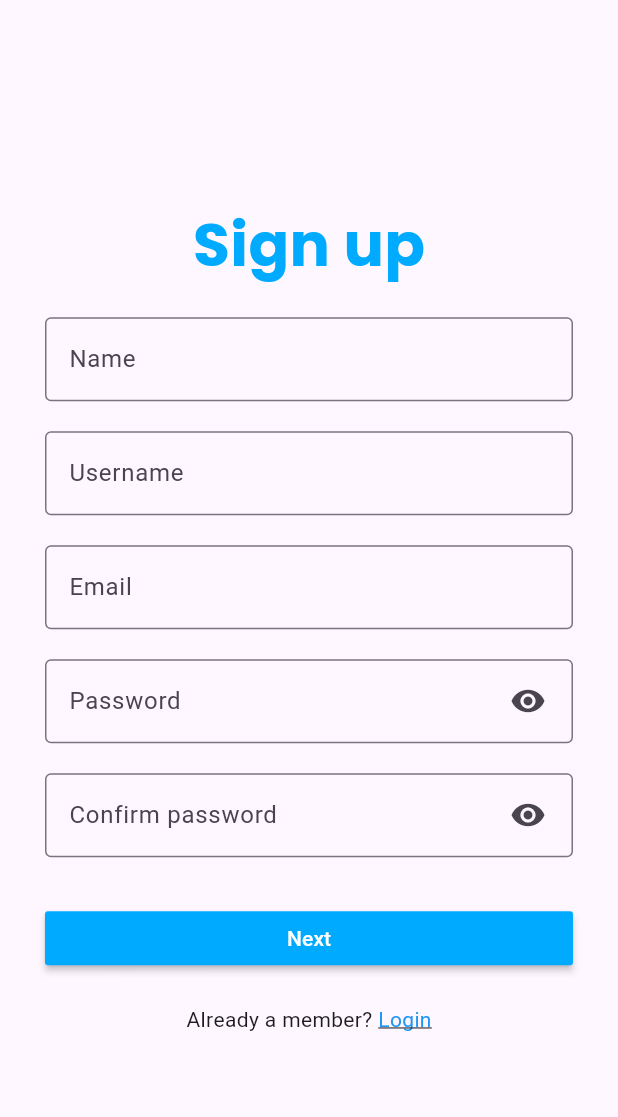
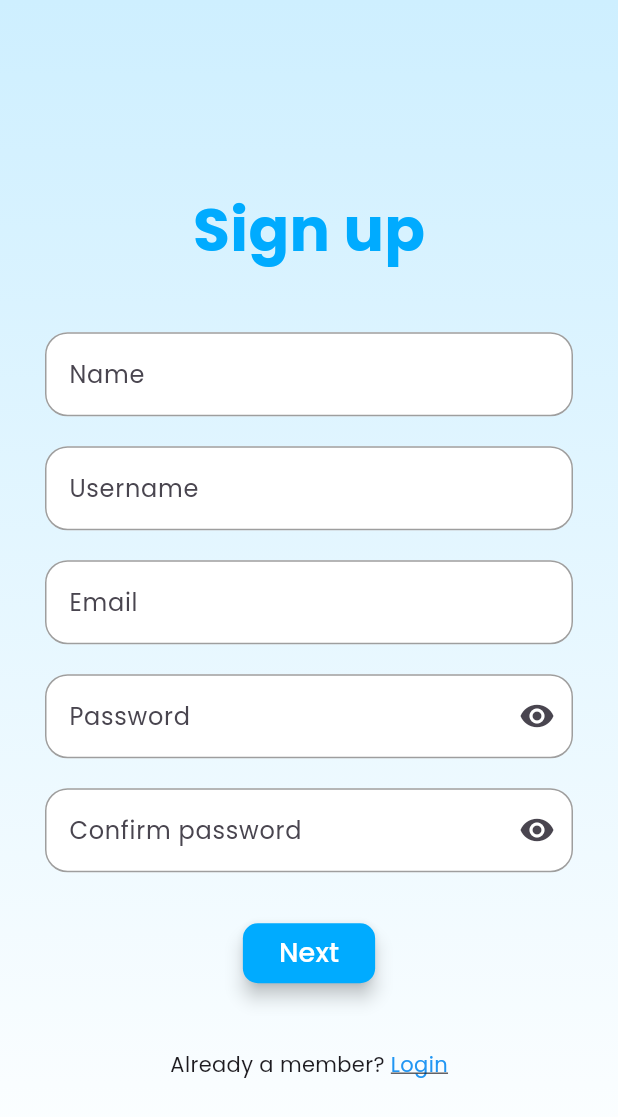
Before and after one commit to BMR81/CS1635-Dish-It-Out-App, a Flutter app: the screen it shows after launch, after a tap on "Login", after a tap on "Sign up", on a phone screen of 412 x 824 dp. Shown: the top 1117 px of the screen. Run offline on Flutter 3.47's test engine with Material 3 defaults, Android fonts, the phone set to English and light mode, and no system bars; our stand-ins replace email_validator, hexcolor, simple_shadow.

Commit message:
updated sign up view

```diff
--- a/lib/view/signup_view.dart
+++ b/lib/view/signup_view.dart
@@ -3,14 +3,13 @@ import 'package:flutter/material.dart';
 import 'package:hexcolor/hexcolor.dart';
 
 class SignupView extends StatefulWidget {
-  const SignupView({Key? key}) : super(key : key);
+  const SignupView({Key? key}) : super(key: key);
 
   @override
   _MySignupState createState() => _MySignupState();
 }
 
 class _MySignupState extends State<SignupView> {
-
   final _passwordcontroller = TextEditingController();
   final _confirmpasswordcontroller = TextEditingController();
   final _formKey = GlobalKey<FormState>();
@@ -19,23 +18,43 @@ class _MySignupState extends State<SignupView> {
   var _confirmPasswordIsObscured = true;
 
   @override
-  Widget build(BuildContext context){
+  Widget build(BuildContext context) {
     return MaterialApp(
+      theme: ThemeData(fontFamily: "Poppins"),
       home: Scaffold(
-        body: Column(
+        resizeToAvoidBottomInset: true,
+        body: Stack(
+          children: [
+            Container(
+              decoration: const BoxDecoration(
+                gradient: LinearGradient(
+                  begin: Alignment.topCenter,
+                  end: Alignment.bottomCenter,
+                  colors: [
+                    Color(0xFFCEEFFF),
+                    Colors.white,
+                  ],
+                ),
+              ),
+            ),
+            // Sign up content
+            Center(
+              child: SingleChildScrollView(
+                child: Column(
                   mainAxisAlignment: MainAxisAlignment.center,
                   crossAxisAlignment: CrossAxisAlignment.center,
                   children: [
+                    const SizedBox(height: 20),
                     Text(
                       'Sign up',
                       style: TextStyle(
                         fontFamily: "Poppins",
                         fontSize: 40,
                         color: HexColor('#00abff'),
-                  fontWeight: FontWeight.bold
+                        fontWeight: FontWeight.bold,
                       ),
                     ),
-
+                    const SizedBox(height: 20),
                     Padding(
                       padding: const EdgeInsets.fromLTRB(30, 20, 30, 20),
                       child: Form(
@@ -44,146 +63,182 @@ class _MySignupState extends State<SignupView> {
                           children: [
                             TextFormField(
                               keyboardType: TextInputType.text,
-                      decoration: InputDecoration(
-                        labelText: 'Name',
-                        hintText: 'Enter name',
-                        border: OutlineInputBorder(),
-                      ),
-                      onChanged: (String enteredName){
-
-                      },
-                      validator: (enteredName){
-                        return enteredName!.isEmpty ? 'Please enter name' : null;
+                              decoration: _inputDecoration(
+                                  'Name', 'Enter your name'),
+                              validator: (enteredName) {
+                                return enteredName!.isEmpty
+                                    ? 'Please enter your name'
+                                    : null;
                               },
                             ),
-
-                    SizedBox(height: 20,),
-
+                            const SizedBox(height: 20),
                             TextFormField(
                               keyboardType: TextInputType.text,
-                      decoration: InputDecoration(
-                        labelText: 'Username',
-                        hintText: 'Enter username',
-                        border: OutlineInputBorder(),
-                      ),
-                      onChanged: (String enteredUsername){
-
-                      },
-                      validator: (enteredUsername){
-                        return enteredUsername!.isEmpty ? 'Please enter username' : null;
+                              decoration:
+                              _inputDecoration('Username', 'Enter your username'),
+                              validator: (enteredUsername) {
+                                return enteredUsername!.isEmpty
+                                    ? 'Please enter your username'
+                                    : null;
                               },
                             ),
-
-                    SizedBox(height: 20,),
-
+                            const SizedBox(height: 20),
                             TextFormField(
                               keyboardType: TextInputType.emailAddress,
-                      decoration: InputDecoration(
-                        labelText: 'Email',
-                        hintText: 'Enter email',
-                        border: OutlineInputBorder(),
-                      ),
-                      validator: (value){
-                        if(value!.isEmpty){
-                          return 'Please enter email';
-                        }else if(!EmailValidator.validate(value)){
+                              decoration: _inputDecoration(
+                                  'Email', 'Enter your email'),
+                              validator: (value) {
+                                if (value!.isEmpty) {
+                                  return 'Please enter your email';
+                                } else if (!EmailValidator.validate(value)) {
                                   return 'Please enter a valid email';
                                 }
+                                return null;
                               },
                             ),
-
-                    SizedBox(height: 20,),
-
+                            const SizedBox(height: 20),
+                            // Password field
                             TextFormField(
                               obscureText: _passwordIsObscured,
                               controller: _passwordcontroller,
                               keyboardType: TextInputType.text,
-                      decoration: InputDecoration(
+                              decoration: _inputDecoration(
+                                'Password',
+                                'Enter your password',
+                              ).copyWith(
                                 suffixIcon: IconButton(
-                            padding: const EdgeInsetsDirectional.only(end: 12.0),
-                            icon: _passwordIsObscured ? const Icon(Icons.visibility) : const Icon(Icons.visibility_off),
-                            onPressed: (){
-                              setState((){
-                                _passwordIsObscured = !_passwordIsObscured;
+                                  icon: _passwordIsObscured
+                                      ? const Icon(Icons.visibility)
+                                      : const Icon(Icons.visibility_off),
+                                  onPressed: () {
+                                    setState(() {
+                                      _passwordIsObscured =
+                                      !_passwordIsObscured;
                                     });
-                            }
-                        ),
-                        labelText: 'Password',
-                        hintText: 'Enter password',
-                        border: OutlineInputBorder(),
-                      ),
-
-                      validator: (value){
-                        return value!.isEmpty ? 'Please enter password' : null;
                                   },
                                 ),
-
-                    SizedBox(height: 20,),
-
+                              ),
+                              validator: (value) {
+                                return value!.isEmpty
+                                    ? 'Please enter your password'
+                                    : null;
+                              },
+                            ),
+                            const SizedBox(height: 20),
                             TextFormField(
                               obscureText: _confirmPasswordIsObscured,
+                              controller: _confirmpasswordcontroller,
                               keyboardType: TextInputType.text,
-                      decoration: InputDecoration(
+                              decoration: _inputDecoration(
+                                'Confirm password',
+                                'Re-enter your password',
+                              ).copyWith(
                                 suffixIcon: IconButton(
-                            padding: const EdgeInsetsDirectional.only(end: 12.0),
-                            icon: _confirmPasswordIsObscured ? const Icon(Icons.visibility) : const Icon(Icons.visibility_off),
-                            onPressed: (){
-                              setState((){
-                                _confirmPasswordIsObscured = !_confirmPasswordIsObscured;
+                                  icon: _confirmPasswordIsObscured
+                                      ? const Icon(Icons.visibility)
+                                      : const Icon(Icons.visibility_off),
+                                  onPressed: () {
+                                    setState(() {
+                                      _confirmPasswordIsObscured =
+                                      !_confirmPasswordIsObscured;
                                     });
+                                  },
+                                ),
+                              ),
+                              validator: (value) {
+                                if (value!.isEmpty) {
+                                  return 'Please confirm your password';
+                                } else if (value != _passwordcontroller.text) {
+                                  return 'Passwords do not match';
                                 }
+                                return null;
+                              },
                             ),
-                        labelText: 'Confirm password',
-                        hintText: 'Confirm password',
-                        border: OutlineInputBorder(),
+                            const SizedBox(height: 30),
+                            ElevatedButton(
+                              style: ElevatedButton.styleFrom(
+                                shape: RoundedRectangleBorder(
+                                  borderRadius: BorderRadius.circular(10),
                                 ),
-
-                      validator: (value){
-                        if(value!.isEmpty){
-                          return 'Please confirm password';
-                        }else if(value != _passwordcontroller.text){
-                          return 'Password does not match';
+                                elevation: 5,
+                              ).copyWith(
+                                backgroundColor:
+                                WidgetStateProperty.resolveWith<Color>(
+                                      (Set<WidgetState> states) {
+                                    if (states.contains(WidgetState.pressed)) {
+                                      return HexColor("FF5400"); // Orange when pressed
+                                    }
+                                    return HexColor("#00abff"); // blue
+                                  },
+                                ),
+                                foregroundColor: WidgetStateProperty.all(
+                                  Colors.white, // Text color
+                                ),
+                              ),
+                              onPressed: () {
+                                if (_formKey.currentState!.validate()) {
                                 }
                               },
+                              child: const Text(
+                                'Next',
+                                style: TextStyle(
+                                  fontSize: 18,
+                                  color: Colors.white,
                                 ),
-
-                    SizedBox(height: 30,),
-
-                    MaterialButton(
-                      minWidth: double.infinity,
-                      onPressed: (){
-                        if(_formKey.currentState!.validate()){
-
-                        }
-                      },
-                      child: Text('Next'),
-                      color: HexColor('#00abff'),
-                      textColor: Colors.white,
+                              ),
                             ),
                           ],
                         ),
                       ),
                     ),
-
+                    const SizedBox(height: 20),
+                    // Login link
                     Row(
                       mainAxisAlignment: MainAxisAlignment.center,
                       children: [
-                Text('Already a member? '),
+                        const Text('Already a member? '),
                         InkWell(
-                  child: Text(
+                          child: const Text(
                             'Login',
-                    style: TextStyle(decoration: TextDecoration.underline, color: Colors.blue),
+                            style: TextStyle(
+                              decoration: TextDecoration.underline,
+                              color: Colors.blue,
                             ),
-                  onTap: (){
-                    Navigator.pop(context, MaterialPageRoute(builder: (context) => SignupView()));
+                          ),
+                          onTap: () {
+                            Navigator.pop(context);
                           },
                         ),
                       ],
                     ),
-
+                  ],
+                ),
+              ),
+            ),
           ],
         ),
       ),
     );
   }
+
+  InputDecoration _inputDecoration(String labelText, String hintText) {
+    return InputDecoration(
+      labelText: labelText,
+      hintText: hintText,
+      border: OutlineInputBorder(
+        borderRadius: BorderRadius.circular(15),
+        borderSide: const BorderSide(color: Colors.grey, width: 1.0),
+      ),
+      enabledBorder: OutlineInputBorder(
+        borderRadius: BorderRadius.circular(15),
+        borderSide: const BorderSide(color: Colors.grey, width: 1.0),
+      ),
+      focusedBorder: OutlineInputBorder(
+        borderRadius: BorderRadius.circular(15),
+        borderSide: const BorderSide(color: Colors.grey, width: 2.0), // focused gray
+      ),
+      fillColor: Colors.white,
+      filled: true,
+    );
   }
+}
```
Lines whose indentation alone changed are shown as unchanged.
